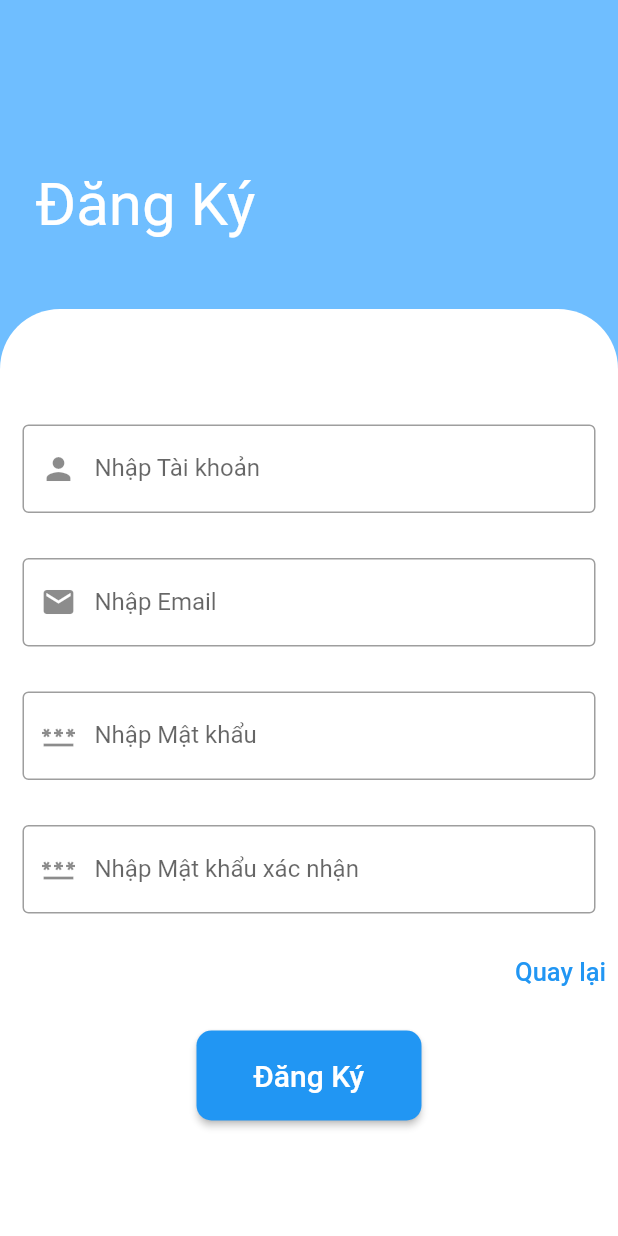
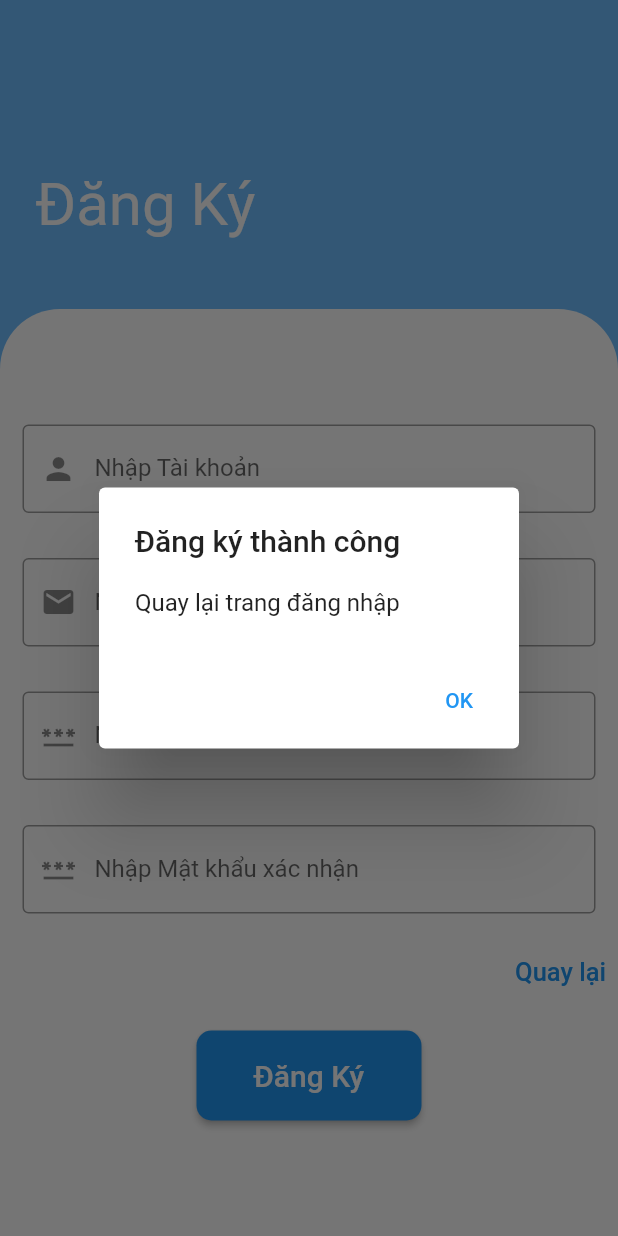
Before and after one commit to duckmean/doan_ltdd, a Flutter app: the Register screen opened directly, after a tap on "Đăng Ký", on a phone screen of 412 x 824 dp. Run offline on Flutter 3.47's test engine with Material 2 defaults, Android fonts, the phone set to English and light mode, and no system bars.

Commit message:
update tam thoi

```diff
--- a/lib/pages/interface/main_page.dart
+++ b/lib/pages/interface/main_page.dart
@@ -42,7 +42,7 @@ class _MainPageState extends State<MainPage> {
               Container(
                 padding: const EdgeInsets.only(
                   left: 15,
-                  top: 2,
+                  top: 0,
                 ),
                 child: Row(
                   mainAxisAlignment: MainAxisAlignment.spaceBetween,
--- a/lib/pages/login/register.dart
+++ b/lib/pages/login/register.dart
@@ -131,7 +131,26 @@ class _RegisterState extends State<Register> {
                       Container(
                         padding: const EdgeInsets.all(15),
                         child: ElevatedButton(
-                          onPressed: () {}, //bo sung 2
+                          onPressed: () {
+                            showDialog(
+                              context: context,
+                              builder: (context) {
+                                return AlertDialog(
+                                  title: Text('Đăng ký thành công'),
+                                  content: Text('Quay lại trang đăng nhập'),
+                                  actions: [
+                                    TextButton(
+                                      onPressed: () {
+                                        Navigator.pop(context);
+                                        Navigator.pop(context);
+                                      },
+                                      child: Text('OK'),
+                                    ),
+                                  ],
+                                );
+                              },
+                            );
+                          }, //bo sung 2
                           child: const Text('Đăng Ký',
                               style: TextStyle(fontSize: 20)),
                           style: ButtonStyle(
```
Also changed, not shown: lib/pages/payment/card_garena.dart (+18 -1 lines).
